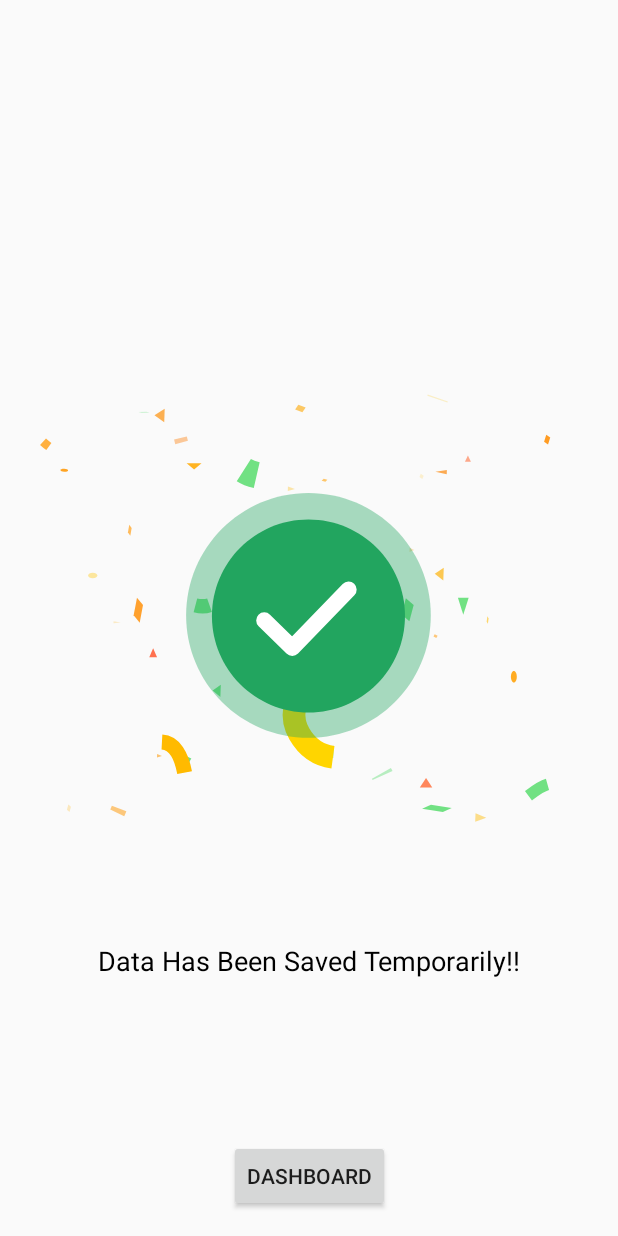
After one commit to nicwbmobileapp/ICDS_FINAL, an Android app built with Jetpack Compose: the SuccessActivityForNonInternet screen opened directly, with no data from a screen before it, on a phone screen of 412 x 824 dp. The commit adds this screen. Run offline under Robolectric (Android 15) with nearby library versions, the phone set to English and light mode, and no system bars.

Commit message:
my code for sqllite changes

```diff
--- a/ICDS/app/src/main/AndroidManifest.xml
+++ b/ICDS/app/src/main/AndroidManifest.xml
@@ -57,6 +57,10 @@
         <activity
             android:name=".OtpActivity"
             android:exported="false" />
+        <activity
+            android:name=".SuccessActivityForNonInternet"
+            android:exported="false" />
+
 
         <activity
             android:name=".MainActivity"
--- a/ICDS/app/src/main/java/com/example/icds/AWCInfrastructaralPreviewActivity.kt
+++ b/ICDS/app/src/main/java/com/example/icds/AWCInfrastructaralPreviewActivity.kt
@@ -107,9 +107,12 @@ class AWCInfrastructaralPreviewActivity : AppCompatActivity() {
                 Toast.makeText(this, "Data inserted successfully!", Toast.LENGTH_SHORT).show()*/
                /* val gson = Gson()
                 val MapData = gson.toJson(DataHolder.DataMap).toString()*/
-
+                Toast.makeText(this, "No internet connection is available !!!", Toast.LENGTH_SHORT).show()
                 val dbHelper = DatabaseHelper(this)  // 'this' refers to the Activity context
                 dbHelper.insertHashMap(DataHolder.DataMap)
+                //Toast.makeText(this, "Data inserted temporarily successfully!", Toast.LENGTH_SHORT).show()
+                val intent = Intent(this@AWCInfrastructaralPreviewActivity, SuccessActivityForNonInternet::class.java)
+                startActivity(intent)
             }
 
             }
--- a/ICDS/app/src/main/java/com/example/icds/AWCInfrastructaralProfile2Activity.kt
+++ b/ICDS/app/src/main/java/com/example/icds/AWCInfrastructaralProfile2Activity.kt
@@ -335,7 +335,7 @@ class AWCInfrastructaralProfile2Activity : AppCompatActivity() {
     private fun validateFields(): Boolean {
        // showToast("nameOfSchemeVal::" + nameOfSchemeVal + "::" + tvSelectedDate.text.toString() + "::" + typeOfBuildingVal)
 
-        /*if (nameOfSchemeVal == "Select an option") {
+        if (nameOfSchemeVal == "Select an option") {
             showToast("Please select a scheme.")
             return false
         }
@@ -382,7 +382,7 @@ class AWCInfrastructaralProfile2Activity : AppCompatActivity() {
         if (typeOfToiletVal == "Select an option") {
             showToast("Please select the type of toilet.")
             return false
-        }*/
+        }
         return true
     }
 
--- a/ICDS/app/src/main/java/com/example/icds/AWCInfrastructaralProfile3Activity.kt
+++ b/ICDS/app/src/main/java/com/example/icds/AWCInfrastructaralProfile3Activity.kt
@@ -363,7 +363,7 @@ class AWCInfrastructaralProfile3Activity : AppCompatActivity() {
 
            // if (NetworkUtil.isNetworkAvailable(this)) {// checking for network availability
                 // Proceed with submission for review screen
-               if (true/*validateFields()*/) {
+               if (validateFields()) {
 
 
 
--- a/ICDS/app/src/main/java/com/example/icds/DatabaseHelper.kt
+++ b/ICDS/app/src/main/java/com/example/icds/DatabaseHelper.kt
@@ -10,7 +10,7 @@ class DatabaseHelper(context: Context) : SQLiteOpenHelper(context, DATABASE_NAME
     companion object {
         private const val DATABASE_NAME = "myDatabase.db"
         private const val DATABASE_VERSION = 1
-        private const val TABLE_NAME = "myTable"
+        private const val TABLE_NAME = "awc_infrastructure"
         private const val COLUMN_KEY = "key"
         private const val COLUMN_VALUE = "value"
     }
--- /dev/null
+++ b/ICDS/app/src/main/java/com/example/icds/SuccessActivityForNonInternet.kt
@@ -0,0 +1,29 @@
+package com.example.icds
+
+import android.content.Intent
+import android.os.Bundle
+import android.widget.Button
+import androidx.activity.enableEdgeToEdge
+import androidx.appcompat.app.AppCompatActivity
+import androidx.core.view.ViewCompat
+import androidx.core.view.WindowInsetsCompat
+
+class SuccessActivityForNonInternet : AppCompatActivity() {
+    override fun onCreate(savedInstanceState: Bundle?) {
+        super.onCreate(savedInstanceState)
+        enableEdgeToEdge()
+        setContentView(R.layout.activity_success_fornonconnectivity)
+        ViewCompat.setOnApplyWindowInsetsListener(findViewById(R.id.main)) { v, insets ->
+            val systemBars = insets.getInsets(WindowInsetsCompat.Type.systemBars())
+            v.setPadding(systemBars.left, systemBars.top, systemBars.right, systemBars.bottom)
+            insets
+        }
+
+       var btn = findViewById<Button>(R.id.button_finish)
+
+       btn.setOnClickListener(){
+           val intent = Intent(this, DashboardActivity::class.java)
+           startActivity(intent)
+       }
+    }
+}
--- /dev/null
+++ b/ICDS/app/src/main/res/layout/activity_success_fornonconnectivity.xml
@@ -0,0 +1,44 @@
+<?xml version="1.0" encoding="utf-8"?>
+<androidx.constraintlayout.widget.ConstraintLayout xmlns:android="http://schemas.android.com/apk/res/android"
+    xmlns:app="http://schemas.android.com/apk/res-auto"
+    xmlns:tools="http://schemas.android.com/tools"
+    android:id="@+id/main"
+    android:layout_width="match_parent"
+    android:layout_height="match_parent"
+    tools:context=".SuccessActivityForNonInternet">
+
+    <com.airbnb.lottie.LottieAnimationView
+        android:layout_width="match_parent"
+        android:layout_height="400dp"
+        android:id="@+id/animation_view"
+        app:layout_constraintTop_toTopOf="parent"
+        app:layout_constraintBottom_toBottomOf="parent"
+        app:layout_constraintLeft_toLeftOf="parent"
+        app:layout_constraintRight_toRightOf="parent"
+        app:lottie_rawRes="@raw/complete_anm"
+        app:lottie_autoPlay="true"
+        app:lottie_loop="false"/>
+
+    <TextView
+        android:id="@+id/textView_data_saved"
+        android:layout_width="wrap_content"
+        android:layout_height="wrap_content"
+        android:text="Data Has Been Saved Temporarily!!"
+        android:textSize="18sp"
+        android:textColor="@android:color/black"
+        app:layout_constraintTop_toBottomOf="@id/animation_view"
+        app:layout_constraintLeft_toLeftOf="parent"
+        app:layout_constraintRight_toRightOf="parent"
+        android:layout_marginTop="16dp"/>
+
+    <Button
+        android:id="@+id/button_finish"
+        android:layout_width="wrap_content"
+        android:layout_height="wrap_content"
+        android:text="Dashboard"
+        app:layout_constraintBottom_toBottomOf="parent"
+        app:layout_constraintLeft_toLeftOf="parent"
+        app:layout_constraintRight_toRightOf="parent"
+        android:layout_marginBottom="16dp"/>
+
+</androidx.constraintlayout.widget.ConstraintLayout>
```
